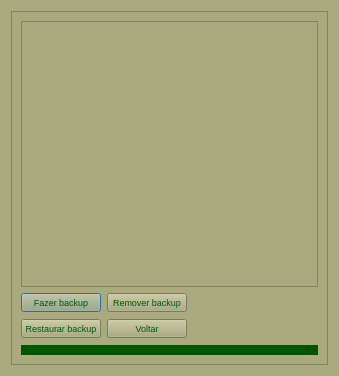
First picture: the form in ui/backup.ui, repository tiagopascal/Almoco, before the edit.
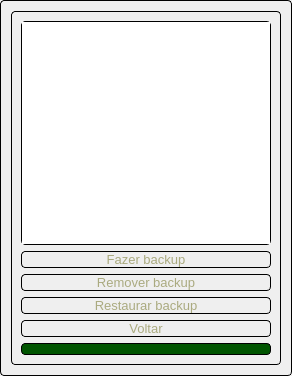
Second picture: the form after the edit. Icons and pictures are not drawn.

What changed in the file:
```diff
--- a/ui/backup.ui
+++ b/ui/backup.ui
@@ -6,7 +6,7 @@
    <rect>
     <x>0</x>
     <y>0</y>
-    <width>339</width>
+    <width>292</width>
     <height>376</height>
    </rect>
   </property>
@@ -14,8 +14,12 @@
    <string>Dialog</string>
   </property>
   <property name="styleSheet">
-   <string notr="true">background-color: rgb(170, 170, 127);
-color: rgb(0, 85, 0);</string>
+   <string notr="true">background-image: url(:/imagens/imagens/madeira1.png);
+color: rgb(170, 170, 127);
+
+border: 1px solid black; 
+border-style: solid;
+border-radius: 4px; font-size: 7pt;</string>
   </property>
   <layout class="QGridLayout" name="gridLayout_2">
    <item row="0" column="0">
@@ -27,91 +31,82 @@
       <enum>QFrame::Raised</enum>
      </property>
      <layout class="QGridLayout" name="gridLayout_3">
-      <item row="0" column="0">
-       <widget class="QListWidget" name="listWidget_lista">
-        <property name="font">
-         <font>
-          <pointsize>7</pointsize>
-         </font>
-        </property>
-       </widget>
-      </item>
       <item row="1" column="0">
-       <layout class="QGridLayout" name="gridLayout">
-        <item row="0" column="0">
+       <layout class="QVBoxLayout" name="verticalLayout">
+        <item>
+         <widget class="QListWidget" name="listWidget_lista">
+          <property name="font">
+           <font>
+            <pointsize>7</pointsize>
+           </font>
+          </property>
+          <property name="styleSheet">
+           <string notr="true">QScrollBar:vertical {
+      width: 40px;
+  }</string>
+          </property>
+         </widget>
+        </item>
+        <item>
          <widget class="QPushButton" name="pushButton_backup">
           <property name="font">
            <font>
-            <pointsize>7</pointsize>
+            <pointsize>10</pointsize>
            </font>
           </property>
+          <property name="styleSheet">
+           <string notr="true">font-size: 10pt;</string>
+          </property>
           <property name="text">
            <string>Fazer backup</string>
           </property>
          </widget>
         </item>
-        <item row="1" column="0">
+        <item>
+         <widget class="QPushButton" name="pushButton_remover">
+          <property name="font">
+           <font>
+            <pointsize>10</pointsize>
+           </font>
+          </property>
+          <property name="styleSheet">
+           <string notr="true">font-size: 10pt;</string>
+          </property>
+          <property name="text">
+           <string>Remover backup</string>
+          </property>
+         </widget>
+        </item>
+        <item>
          <widget class="QPushButton" name="pushButton_restaurar">
           <property name="font">
            <font>
-            <pointsize>7</pointsize>
+            <pointsize>10</pointsize>
            </font>
           </property>
+          <property name="styleSheet">
+           <string notr="true">font-size: 10pt;</string>
+          </property>
           <property name="text">
            <string>Restaurar backup</string>
           </property>
          </widget>
         </item>
-        <item row="1" column="1">
+        <item>
          <widget class="QPushButton" name="pushButton_voltar">
           <property name="font">
            <font>
-            <pointsize>7</pointsize>
+            <pointsize>10</pointsize>
            </font>
           </property>
+          <property name="styleSheet">
+           <string notr="true">font-size: 10pt;</string>
+          </property>
           <property name="text">
            <string>Voltar</string>
           </property>
          </widget>
         </item>
-        <item row="0" column="2">
-         <spacer name="horizontalSpacer">
-          <property name="orientation">
-           <enum>Qt::Horizontal</enum>
-          </property>
-          <property name="sizeHint" stdset="0">
-           <size>
-            <width>40</width>
-            <height>20</height>
-           </size>
-          </property>
-         </spacer>
-        </item>
-        <item row="1" column="2">
-         <spacer name="horizontalSpacer_2">
-          <property name="orientation">
-           <enum>Qt::Horizontal</enum>
-          </property>
-          <property name="sizeHint" stdset="0">
-           <size>
-            <width>40</width>
-            <height>20</height>
-           </size>
-          </property>
-         </spacer>
-        </item>
-        <item row="0" column="1">
-         <widget class="QPushButton" name="pushButton_remover">
-          <property name="font">
-           <font>
-            <pointsize>7</pointsize>
-           </font>
-          </property>
-          <property name="text">
-           <string>Remover backup</string>
-          </property>
-         </widget>
-        </item>
        </layout>
       </item>
       <item row="2" column="0">
```
Left out of the diff: 7 changed lines with no effect on the pictures.
